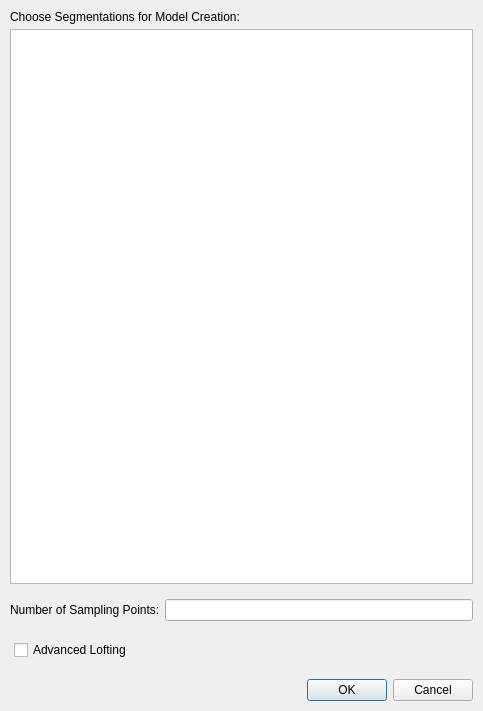
The window that Code/Source/Plugins/org.sv.gui.qt.modeling/src/internal/svSegSelectionWidget.ui (SimVascular/SimVascular) describes before a commit, drawn with Qt 5.
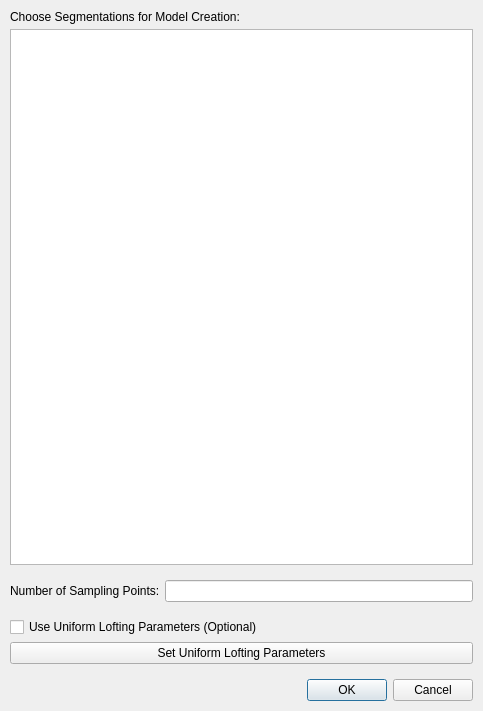
The same window after the commit.

Commit message: DEV: lofting preference page; able to use uniform parameters to create model

The edit to the form file:
```diff
--- a/Code/Source/Plugins/org.sv.gui.qt.modeling/src/internal/svSegSelectionWidget.ui
+++ b/Code/Source/Plugins/org.sv.gui.qt.modeling/src/internal/svSegSelectionWidget.ui
@@ -113,17 +113,39 @@
    </item>
    <item>
     <widget class="QWidget" name="widget_4" native="true">
-     <layout class="QVBoxLayout" name="verticalLayout_4">
+     <layout class="QVBoxLayout" name="verticalLayout_3">
+      <property name="spacing">
+       <number>5</number>
+      </property>
+      <property name="leftMargin">
+       <number>5</number>
+      </property>
+      <property name="topMargin">
+       <number>5</number>
+      </property>
+      <property name="rightMargin">
+       <number>5</number>
+      </property>
+      <property name="bottomMargin">
+       <number>5</number>
+      </property>
       <item>
-       <widget class="QCheckBox" name="advancedLoftingCheckBox">
+       <widget class="QCheckBox" name="checkboxUseUniform">
         <property name="text">
-         <string>Advanced Lofting</string>
+         <string>Use Uniform Lofting Parameters (Optional)</string>
         </property>
         <property name="checked">
          <bool>false</bool>
         </property>
        </widget>
       </item>
+      <item>
+       <widget class="QPushButton" name="btnUniformParameters">
+        <property name="text">
+         <string>Set Uniform Lofting Parameters</string>
+        </property>
+       </widget>
+      </item>
      </layout>
     </widget>
    </item>
```
Left out of the diff: 2 changed lines with no effect on the pictures. The commit also changes 22 other files.
